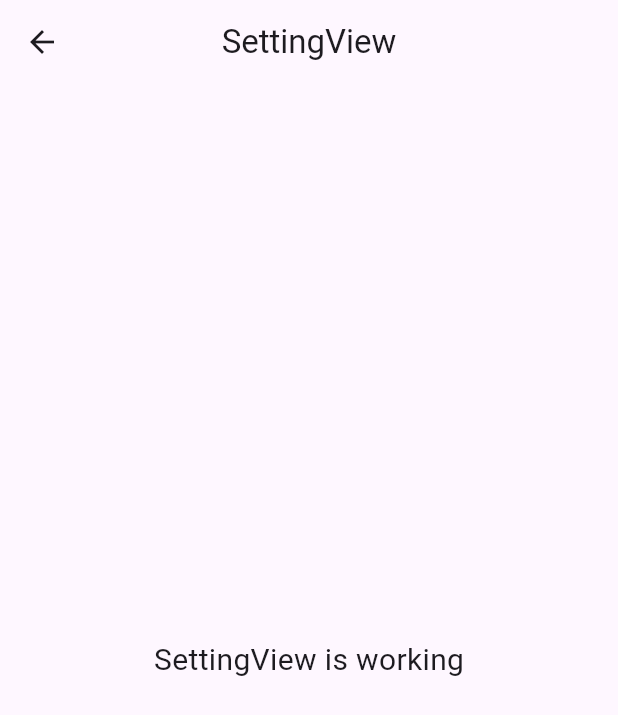
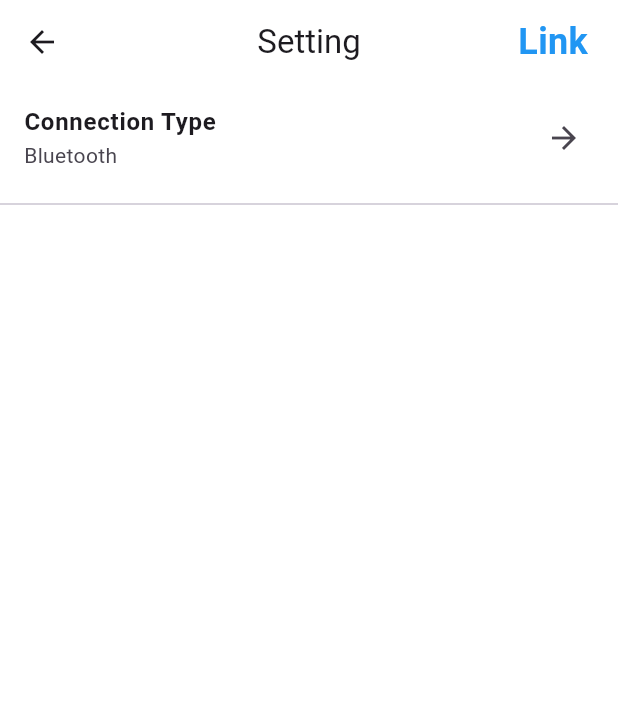
Before and after one commit to rayyannur5/ip_call_link, a Flutter app: the SettingView screen opened by its route, on a phone screen of 412 x 824 dp. Shown: the top 715 px of the screen. Run offline on Flutter 3.47's test engine with Material 3 defaults, Android fonts, the phone set to English and light mode, and no system bars; our stand-ins replace flutter_blue_plus, get, get_storage; accounts and stored records are empty.

Commit message:
update controller and view (using dummy) only bluetooth

```diff
--- a/lib/app/modules/setting/controllers/setting_controller.dart
+++ b/lib/app/modules/setting/controllers/setting_controller.dart
@@ -1,14 +1,16 @@
 import 'package:get/get.dart';
+import 'package:get_storage/get_storage.dart';
+
+import '../../../services/setting_services.dart';
 
 class SettingController extends GetxController {
-  //TODO: Implement SettingController
 
-  final count = 0.obs;
+  final SettingService settingService = Get.find<SettingService>();
+
   @override
   void onInit() {
     super.onInit();
   }
-
   @override
   void onReady() {
     super.onReady();
@@ -19,5 +21,11 @@ class SettingController extends GetxController {
     super.onClose();
   }
 
-  void increment() => count.value++;
+  RxString get connectionType => settingService.connectionType;
+
+  // 3. Method ini sekarang hanya meneruskan perintah ke service
+  void saveConnectionType(String type) {
+    settingService.saveConnectionType(type);
+    Get.back(); // Tutup bottom sheet
+  }
 }
--- a/lib/app/modules/setting/views/setting_view.dart
+++ b/lib/app/modules/setting/views/setting_view.dart
@@ -9,15 +9,68 @@ class SettingView extends GetView<SettingController> {
   @override
   Widget build(BuildContext context) {
     return Scaffold(
-      appBar: AppBar(
-        title: const Text('SettingView'),
-        centerTitle: true,
+      backgroundColor: Colors.white,
+      appBar: AppBar(title: const Text('Setting'), actions: [
+        Text('Link', style: TextStyle(color: Colors.blue, fontSize: 24, fontWeight: FontWeight.bold)),
+        SizedBox(width: 20)
+      ], centerTitle: true,
+      backgroundColor: Colors.white,
       ),
-      body: const Center(
-        child: Text(
-          'SettingView is working',
-          style: TextStyle(fontSize: 20),
-        ),
+      body: ListView(
+        children: [
+          ListTile(
+            title: Text('Connection Type', style: TextStyle(fontWeight: FontWeight.bold)),
+            subtitle: Obx(() => Text(controller.connectionType.value)),
+            trailing: Icon(Icons.arrow_forward),
+            onTap: () {
+              Get.bottomSheet(
+                Container(
+                  padding: EdgeInsets.all(20),
+                  child: Column(
+                    crossAxisAlignment: CrossAxisAlignment.start,
+                    children: [
+                      Center(
+                        child: Container(
+                          width: 100,
+                          height: 10,
+                          margin: EdgeInsets.all(10),
+                          decoration: BoxDecoration(color: Get.theme.hoverColor, borderRadius: BorderRadius.circular(10)),
+                        ),
+                      ),
+                      SizedBox(height: 10),
+                      Text('Connection Type', style: Get.textTheme.headlineSmall),
+                      Text('Jenis koneksi yang akan digunakan untuk setting devices', style: Get.textTheme.labelSmall),
+                      SizedBox(height: 10),
+                      ListTile(
+                        title: Text('Bluetooth', style: TextStyle(fontWeight: FontWeight.bold)),
+                        leading: Icon(Icons.bluetooth),
+                        subtitle: Text('Empty setting devices'),
+                        onTap: () {
+                          // di klik simpan di local storage sebagai bluetooth
+                          controller.saveConnectionType('Bluetooth');
+                        },
+                      ),
+                      Divider(),
+                      ListTile(
+                        enabled: false,
+                        title: Text('WiFi', style: TextStyle(fontWeight: FontWeight.bold)),
+                        leading: Icon(Icons.wifi),
+                        subtitle: Text('Scan all devices are connected'),
+                        onTap: () {
+                          // di klik simpan di local storage sebagai wifi
+                          controller.saveConnectionType('WiFi');
+                        },
+                      ),
+                      Divider(),
+                    ],
+                  ),
+                ),
+                backgroundColor: Colors.white,
+              );
+            },
+          ),
+          Divider(),
+        ],
       ),
     );
   }
--- /dev/null
+++ b/lib/app/services/setting_services.dart
@@ -0,0 +1,23 @@
+import 'package:get/get.dart';
+import 'package:get_storage/get_storage.dart';
+
+class SettingService extends GetxService {
+  final _storage = GetStorage();
+  final _key = 'connection_type';
+
+  // Variabel reaktif untuk tipe koneksi
+  final connectionType = 'Bluetooth'.obs;
+
+  // Method ini bisa dipanggil di main.dart untuk inisialisasi
+  Future<SettingService> init() async {
+    // Membaca nilai terakhir dari local storage saat aplikasi dimulai
+    connectionType.value = _storage.read(_key) ?? 'Bluetooth';
+    return this;
+  }
+
+  // Method untuk menyimpan data
+  void saveConnectionType(String type) {
+    connectionType.value = type;
+    _storage.write(_key, type);
+  }
+}
--- a/pubspec.yaml
+++ b/pubspec.yaml
@@ -35,6 +35,8 @@ dependencies:
   # Use with the CupertinoIcons class for iOS style icons.
   cupertino_icons: ^1.0.8
   get: ^4.7.2
+  get_storage: ^2.1.1
+  flutter_blue_plus: ^1.35.5
 
 dev_dependencies:
   flutter_test:
```
Also changed, not shown: lib/app/modules/home/controllers/home_controller.dart (+228 -3 lines), lib/app/modules/home/views/home_view.dart (+140 -70 lines), lib/main.dart (+10 -1 lines), pubspec.lock, 2 other files.
